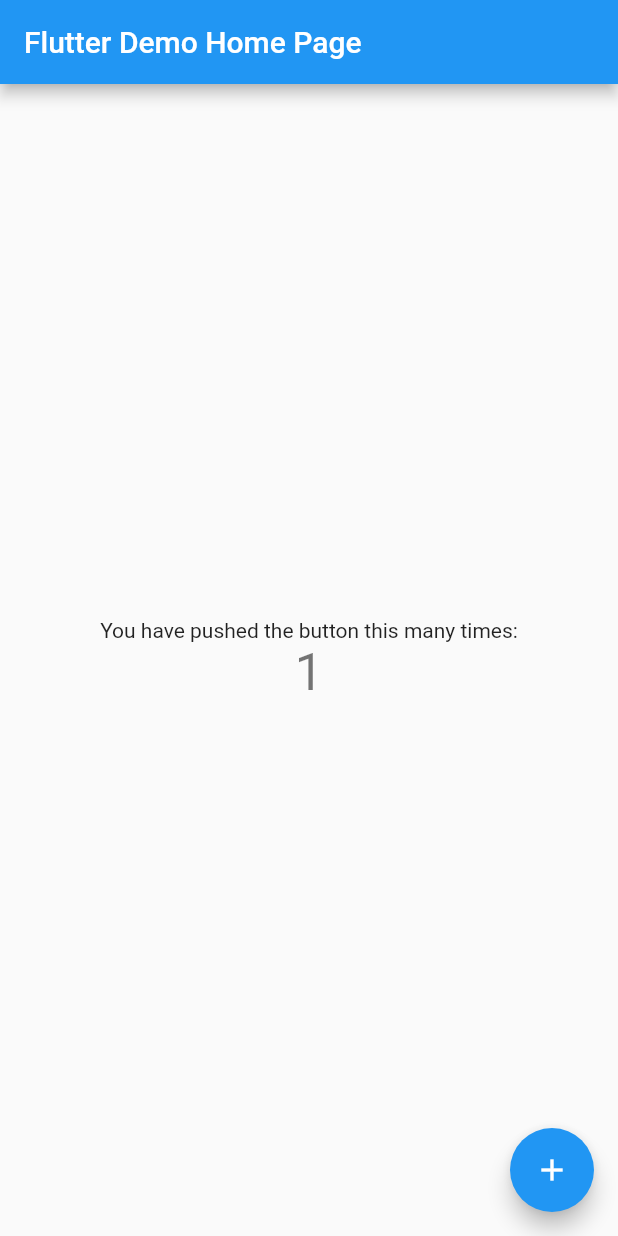
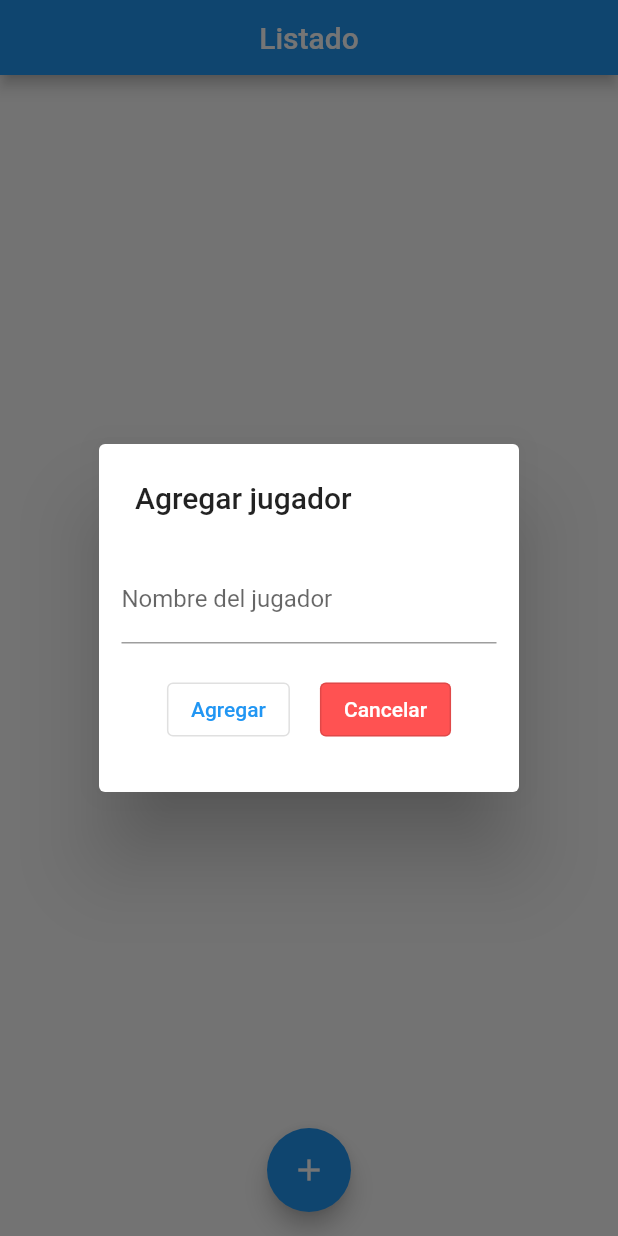
Before and after one commit to TitinQuezada/basketball-score-and-list, a Flutter app: the screen it shows after launch, after a tap on the "add" icon, on a phone screen of 412 x 824 dp. Run offline on Flutter 3.47's test engine with Material 2 defaults, Android fonts, the phone set to English and light mode, and no system bars.

Commit message:
agregando estructura del proyecto
agregando pantalla para la lista de jugadores

```diff
--- a/lib/main.dart
+++ b/lib/main.dart
@@ -1,4 +1,8 @@
+import 'package:basketball_score_and_list/routes.dart';
+import 'package:basketball_score_and_list/src/providers/players_provider.dart';
+import 'package:basketball_score_and_list/theme.dart';
 import 'package:flutter/material.dart';
+import 'package:provider/provider.dart';
 
 void main() {
   runApp(MyApp());
@@ -8,106 +12,15 @@
   // This widget is the root of your application.
   @override
   Widget build(BuildContext context) {
-    return MaterialApp(
-      title: 'Flutter Demo',
-      theme: ThemeData(
-        // This is the theme of your application.
-        //
-        // Try running your application with "flutter run". You'll see the
-        // application has a blue toolbar. Then, without quitting the app, try
-        // changing the primarySwatch below to Colors.green and then invoke
-        // "hot reload" (press "r" in the console where you ran "flutter run",
-        // or simply save your changes to "hot reload" in a Flutter IDE).
-        // Notice that the counter didn't reset back to zero; the application
-        // is not restarted.
-        primarySwatch: Colors.blue,
+    return MultiProvider(
+      providers: [
+        ChangeNotifierProvider(create: (context) => PlayersProvider()),
+      ],
+      child: MaterialApp(
+        theme: theme,
+        initialRoute: 'players',
+        routes: routes,
       ),
-      home: MyHomePage(title: 'Flutter Demo Home Page'),
     );
   }
 }
-
-class MyHomePage extends StatefulWidget {
-  MyHomePage({Key? key, required this.title}) : super(key: key);
-
-  // This widget is the home page of your application. It is stateful, meaning
-  // that it has a State object (defined below) that contains fields that affect
-  // how it looks.
-
-  // This class is the configuration for the state. It holds the values (in this
-  // case the title) provided by the parent (in this case the App widget) and
-  // used by the build method of the State. Fields in a Widget subclass are
-  // always marked "final".
-
-  final String title;
-
-  @override
-  _MyHomePageState createState() => _MyHomePageState();
-}
-
-class _MyHomePageState extends State<MyHomePage> {
-  int _counter = 0;
-
-  void _incrementCounter() {
-    setState(() {
-      // This call to setState tells the Flutter framework that something has
-      // changed in this State, which causes it to rerun the build method below
-      // so that the display can reflect the updated values. If we changed
-      // _counter without calling setState(), then the build method would not be
-      // called again, and so nothing would appear to happen.
-      _counter++;
-    });
-  }
-
-  @override
-  Widget build(BuildContext context) {
-    // This method is rerun every time setState is called, for instance as done
-    // by the _incrementCounter method above.
-    //
-    // The Flutter framework has been optimized to make rerunning build methods
-    // fast, so that you can just rebuild anything that needs updating rather
-    // than having to individually change instances of widgets.
-    return Scaffold(
-      appBar: AppBar(
-        // Here we take the value from the MyHomePage object that was created by
-        // the App.build method, and use it to set our appbar title.
-        title: Text(widget.title),
-      ),
-      body: Center(
-        // Center is a layout widget. It takes a single child and positions it
-        // in the middle of the parent.
-        child: Column(
-          // Column is also a layout widget. It takes a list of children and
-          // arranges them vertically. By default, it sizes itself to fit its
-          // children horizontally, and tries to be as tall as its parent.
-          //
-          // Invoke "debug painting" (press "p" in the console, choose the
-          // "Toggle Debug Paint" action from the Flutter Inspector in Android
-          // Studio, or the "Toggle Debug Paint" command in Visual Studio Code)
-          // to see the wireframe for each widget.
-          //
-          // Column has various properties to control how it sizes itself and
-          // how it positions its children. Here we use mainAxisAlignment to
-          // center the children vertically; the main axis here is the vertical
-          // axis because Columns are vertical (the cross axis would be
-          // horizontal).
-          mainAxisAlignment: MainAxisAlignment.center,
-          children: <Widget>[
-            Text(
-              'You have pushed the button this many times:',
-            ),
-            Text(
-              '$_counter',
-              style: Theme.of(context).textTheme.headline4,
-            ),
-          ],
-        ),
-      ),
-      floatingActionButton: FloatingActionButton(
-        onPressed: _incrementCounter,
-        tooltip: 'Increment',
-        child: Icon(Icons.add),
-      ), // This trailing comma makes auto-formatting nicer for build methods.
-    );
-  }
-}
--- /dev/null
+++ b/lib/src/components/application_app_bar.dart
@@ -0,0 +1,19 @@
+import 'package:flutter/material.dart';
+
+class ApplicationAppBar extends StatelessWidget with PreferredSizeWidget {
+  final String title;
+  final bool centerTitle;
+
+  const ApplicationAppBar(this.title, {this.centerTitle = true});
+
+  @override
+  Widget build(BuildContext context) {
+    return AppBar(
+      title: Text(title),
+      centerTitle: centerTitle,
+    );
+  }
+
+  @override
+  Size get preferredSize => Size.fromHeight(50.0);
+}
--- /dev/null
+++ b/lib/src/models/player.dart
@@ -0,0 +1,6 @@
+class Player {
+  final String id;
+  final String name;
+
+  const Player(this.id, this.name);
+}
--- /dev/null
+++ b/lib/src/providers/players_provider.dart
@@ -0,0 +1,23 @@
+import 'package:basketball_score_and_list/src/models/player.dart';
+import 'package:flutter/material.dart';
+import 'package:uuid/uuid.dart';
+
+class PlayersProvider with ChangeNotifier {
+  final List<Player> _players = [];
+
+  final uuid = Uuid();
+
+  List<Player> getPlayers() {
+    return _players;
+  }
+
+  void addPlayer(String name) {
+    _players.add(new Player(uuid.v1(), name));
+    notifyListeners();
+  }
+
+  void removePlayer(Player player) {
+    _players.remove(player);
+    notifyListeners();
+  }
+}
--- /dev/null
+++ b/lib/src/screens/players_page.dart
@@ -0,0 +1,115 @@
+import 'package:basketball_score_and_list/src/components/application_app_bar.dart';
+import 'package:basketball_score_and_list/src/components/application_icon.dart';
+import 'package:basketball_score_and_list/src/models/player.dart';
+import 'package:basketball_score_and_list/src/providers/players_provider.dart';
+import 'package:basketball_score_and_list/src/widgets/player_form.dart';
+import 'package:flutter/material.dart';
+import 'package:provider/provider.dart';
+
+class PlayersPage extends StatelessWidget {
+  @override
+  Widget build(BuildContext context) {
+    return Scaffold(
+      appBar: ApplicationAppBar('Listado'),
+      body: _buildBody(context),
+      floatingActionButton: FloatingActionButton(
+        child: Icon(Icons.add),
+        onPressed: () => _addPlayer(context),
+      ),
+      floatingActionButtonLocation: FloatingActionButtonLocation.centerFloat,
+    );
+  }
+
+  Widget _buildBody(BuildContext context) {
+    return Consumer<PlayersProvider>(
+        builder: (context, playersProvider, widget) =>
+            _buildListView(context, playersProvider));
+  }
+
+  ListView _buildListView(
+      BuildContext context, PlayersProvider playersProvider) {
+    return ListView(
+      children: ListTile.divideTiles(
+        context: context,
+        tiles: _buildTiles(context, playersProvider.getPlayers()),
+      ).toList(),
+    );
+  }
+
+  List<Widget> _buildTiles(BuildContext context, List<Player> players) {
+    List<ListTile> listTiles = [];
+
+    for (var player in players) {
+      listTiles.add(ListTile(
+        title: Text(player.name),
+        trailing: Row(
+          mainAxisSize: MainAxisSize.min,
+          children: _getPlayerActionButtons(context, player),
+        ),
+      ));
+    }
+
+    return listTiles;
+  }
+
+  List<Widget> _getPlayerActionButtons(BuildContext context, Player player) {
+    return [
+      ApplicationIcon(
+        Icons.edit,
+        color: Colors.amber,
+        onTap: () => print('editando ${player.id}'),
+      ),
+      SizedBox(
+        width: 10,
+      ),
+      ApplicationIcon(Icons.delete,
+          color: Colors.red, onTap: () => _showDeleteDialog(context, player)),
+    ];
+  }
+
+  void _addPlayer(BuildContext context) {
+    showDialog(
+        context: context,
+        barrierDismissible: false,
+        builder: (BuildContext context) => SimpleDialog(
+              title: Text('Agregar jugador'),
+              children: [PlayerForm()],
+            ));
+  }
+
+  void _showDeleteDialog(BuildContext context, Player player) {
+    showDialog(
+        context: context,
+        builder: (BuildContext context) => AlertDialog(
+              title: Text('Esta seguro que desea eliminar a ${player.name}?'),
+              actions: [
+                Row(
+                  mainAxisAlignment: MainAxisAlignment.center,
+                  children: [
+                    OutlinedButton(
+                        onPressed: () => _deletePlayer(context, player),
+                        child: Text('Si')),
+                    SizedBox(width: 15.0),
+                    OutlinedButton(
+                      onPressed: () => Navigator.pop(context),
+                      child: Text('No', style: TextStyle(color: Colors.white)),
+                      style: ButtonStyle(
+                        backgroundColor:
+                            MaterialStateProperty.all(Colors.redAccent),
+                      ),
+                    ),
+                  ],
+                ),
+              ],
+            ));
+  }
+
+  void _deletePlayer(BuildContext context, Player player) {
+    PlayersProvider playerProvider =
+        Provider.of<PlayersProvider>(context, listen: false);
+
+    playerProvider.removePlayer(player);
+
+    Navigator.pop(context);
+  }
+}
--- /dev/null
+++ b/lib/src/widgets/player_form.dart
@@ -0,0 +1,84 @@
+import 'package:basketball_score_and_list/src/models/player.dart';
+import 'package:basketball_score_and_list/src/providers/players_provider.dart';
+import 'package:flutter/material.dart';
+import 'package:provider/provider.dart';
+
+class PlayerForm extends StatefulWidget {
+  final Player? player;
+
+  PlayerForm({this.player});
+
+  @override
+  _PlayerFormState createState() => _PlayerFormState();
+}
+
+class _PlayerFormState extends State<PlayerForm> {
+  final nameController = TextEditingController();
+
+  @override
+  Widget build(BuildContext context) {
+    return Padding(
+      padding: const EdgeInsets.all(15.0),
+      child: _buildBody(context),
+    );
+  }
+
+  Widget _buildBody(BuildContext context) {
+    return Column(
+      children: [
+        _builForm(context),
+        SizedBox(
+          height: 20.0,
+        ),
+        _buildActions(context),
+      ],
+    );
+  }
+
+  Widget _builForm(BuildContext context) {
+    return TextField(
+      decoration: InputDecoration(labelText: 'Nombre del jugador'),
+      controller: nameController,
+    );
+  }
+
+  Widget _buildActions(BuildContext context) {
+    return Row(
+      mainAxisAlignment: MainAxisAlignment.center,
+      children: [
+        OutlinedButton(onPressed: () => _add(context), child: Text('Agregar')),
+        SizedBox(
+          width: 20,
+        ),
+        OutlinedButton(
+          onPressed: () => _cancel(context),
+          child: Text(
+            'Cancelar',
+            style: TextStyle(color: Colors.white),
+          ),
+          style: ButtonStyle(
+            backgroundColor: MaterialStateProperty.all(Colors.redAccent),
+          ),
+        )
+      ],
+    );
+  }
+
+  void _cancel(BuildContext context) {
+    Navigator.pop(context);
+    nameController.dispose();
+  }
+
+  void _add(BuildContext context) {
+    PlayersProvider playerProvider =
+        Provider.of<PlayersProvider>(context, listen: false);
+    playerProvider.addPlayer(nameController.text);
+    Navigator.pop(context);
+  }
+
+  @override
+  void dispose() {
+    super.dispose();
+    nameController.dispose();
+  }
+}
--- /dev/null
+++ b/lib/theme.dart
@@ -0,0 +1,5 @@
+import 'package:flutter/material.dart';
+
+ThemeData theme = ThemeData(
+  primarySwatch: Colors.blue,
+);
--- a/pubspec.yaml
+++ b/pubspec.yaml
@@ -28,6 +28,8 @@
   # The following adds the Cupertino Icons font to your application.
   # Use with the CupertinoIcons class for iOS style icons.
   cupertino_icons: ^1.0.2
+  provider: ^6.0.0
+  uuid: ^3.0.4
 
 dev_dependencies:
   flutter_test:
```
Also changed, not shown: lib/routes.dart (added, +8 -0 lines), lib/src/components/application_icon.dart (added, +20 -0 lines), lib/src/screens/home_page.dart (added, +13 -0 lines), pubspec.lock.
